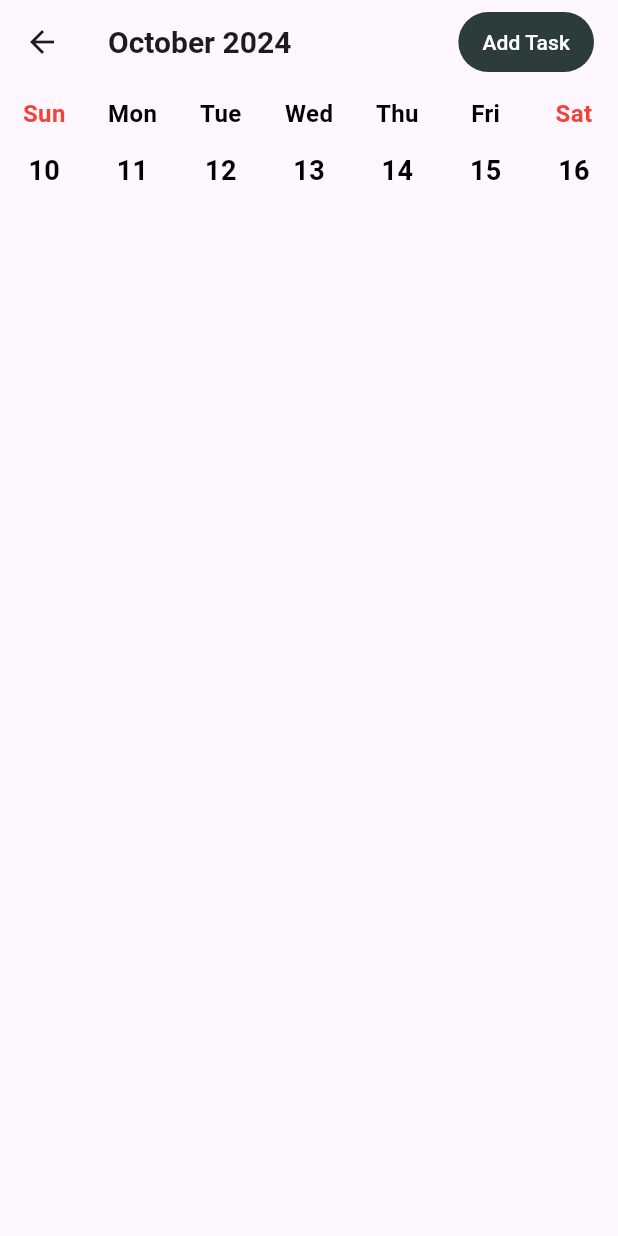
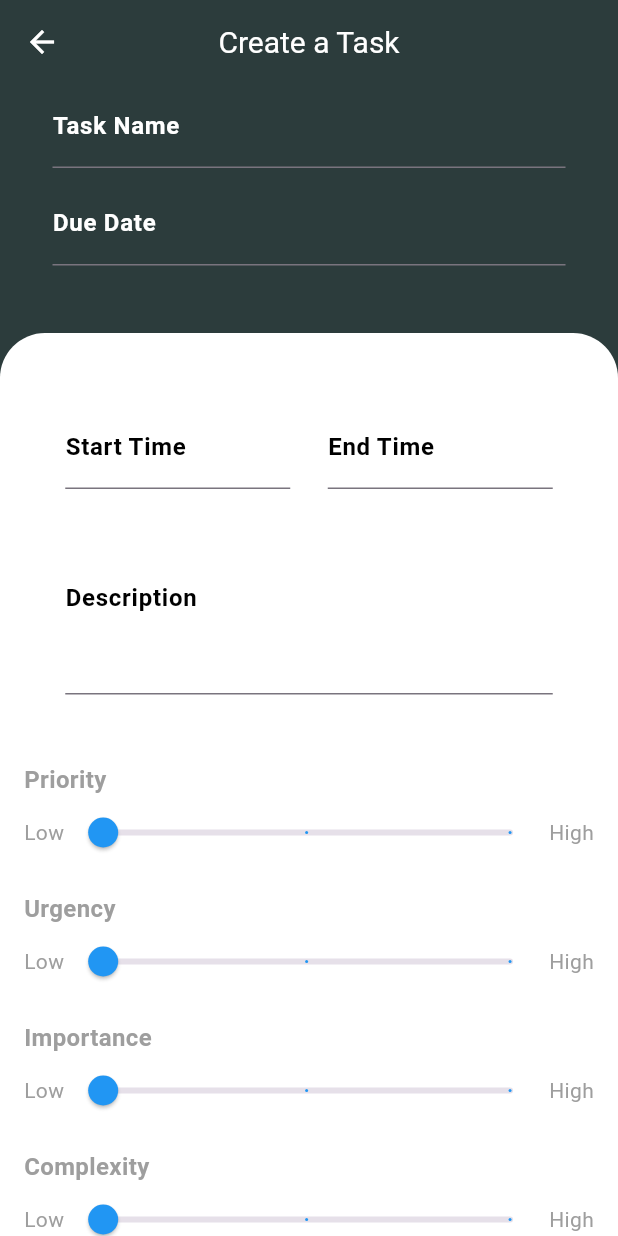
Before and after one commit to p0laris09/mellow, a Flutter app: the TaskManagementScreen screen opened directly, after a tap on "Add Task", on a phone screen of 412 x 824 dp. Run offline on Flutter 3.47's test engine with Material 3 defaults, Android fonts, the phone set to English and light mode, and no system bars; our stand-ins replace cloud_firestore, firebase_auth, firebase_core; accounts and stored records are empty.

Commit message:
Task Creation is done and is now connected to the database

```diff
--- /dev/null
+++ b/lib/screens/TaskCreation/task_creation.dart
@@ -0,0 +1,360 @@
+import 'package:cloud_firestore/cloud_firestore.dart';
+import 'package:firebase_auth/firebase_auth.dart'; // Import FirebaseAuth
+import 'package:flutter/material.dart';
+import 'package:flutter/services.dart';
+import 'package:intl/intl.dart';
+
+class TaskCreationScreen extends StatefulWidget {
+  const TaskCreationScreen({super.key});
+
+  @override
+  State<TaskCreationScreen> createState() => _TaskCreationScreenState();
+}
+
+class _TaskCreationScreenState extends State<TaskCreationScreen> {
+  final TextEditingController _taskNameController = TextEditingController();
+  final TextEditingController _dueDateController = TextEditingController();
+  final TextEditingController _startTimeController = TextEditingController();
+  final TextEditingController _endTimeController = TextEditingController();
+  final TextEditingController _descriptionController = TextEditingController();
+
+  int _descriptionCharCount = 0;
+  double _priority = 1;
+  double _urgency = 1;
+  double _importance = 1;
+  double _complexity = 1;
+
+  @override
+  void initState() {
+    super.initState();
+
+    _descriptionController.addListener(() {
+      setState(() {
+        _descriptionCharCount = _descriptionController.text.length;
+      });
+    });
+  }
+
+  Future<void> _selectDateTime(
+      BuildContext context, TextEditingController controller) async {
+    DateTime? pickedDate = await showDatePicker(
+      context: context,
+      initialDate: DateTime.now(),
+      firstDate: DateTime(2000),
+      lastDate: DateTime(2101),
+    );
+
+    if (pickedDate != null) {
+      TimeOfDay? pickedTime = await showTimePicker(
+        context: context,
+        initialTime: TimeOfDay.now(),
+      );
+
+      if (pickedTime != null) {
+        DateTime combinedDateTime = DateTime(
+          pickedDate.year,
+          pickedDate.month,
+          pickedDate.day,
+          pickedTime.hour,
+          pickedTime.minute,
+        );
+
+        String formattedDateTime =
+            DateFormat('yyyy-MM-dd HH:mm').format(combinedDateTime);
+        controller.text = formattedDateTime;
+      }
+    }
+  }
+
+  Future<void> _createTaskInFirestore() async {
+    String taskName = _taskNameController.text;
+    String dueDate = _dueDateController.text;
+    String startTime = _startTimeController.text;
+    String endTime = _endTimeController.text;
+    String description = _descriptionController.text;
+
+    // Get the current user's ID
+    String? userId = FirebaseAuth.instance.currentUser?.uid;
+
+    // Add to Firestore if fields are valid
+    if (taskName.isNotEmpty &&
+        dueDate.isNotEmpty &&
+        startTime.isNotEmpty &&
+        endTime.isNotEmpty &&
+        userId != null) {
+      // Ensure userId is not null
+      CollectionReference tasks =
+          FirebaseFirestore.instance.collection('tasks');
+
+      try {
+        await tasks.add({
+          'taskName': taskName,
+          'dueDate': dueDate,
+          'startTime': startTime,
+          'endTime': endTime,
+          'description': description,
+          'priority': _priority,
+          'urgency': _urgency,
+          'importance': _importance,
+          'complexity': _complexity,
+          'createdAt': Timestamp.now(), // Firestore timestamp
+          'userId': userId, // Add userId to the task document
+        });
+
+        // Show success message
+        ScaffoldMessenger.of(context).showSnackBar(
+          const SnackBar(content: Text('Task created successfully!')),
+        );
+
+        // Navigate back to Task Management page after creation
+        Navigator.pop(context);
+      } catch (e) {
+        // Handle error
+        ScaffoldMessenger.of(context).showSnackBar(
+          const SnackBar(content: Text('Failed to create task.')),
+        );
+      }
+    } else {
+      ScaffoldMessenger.of(context).showSnackBar(
+        const SnackBar(content: Text('Please fill all required fields.')),
+      );
+    }
+  }
+
+  Widget _buildSlider(
+      String label, double value, ValueChanged<double> onChanged) {
+    return Column(
+      crossAxisAlignment: CrossAxisAlignment.start,
+      children: [
+        Text(
+          label,
+          style: const TextStyle(fontWeight: FontWeight.bold, fontSize: 16),
+        ),
+        Row(
+          mainAxisAlignment: MainAxisAlignment.spaceBetween,
+          children: [
+            const Text("Low"),
+            Expanded(
+              child: Slider(
+                value: value,
+                min: 1,
+                max: 3,
+                divisions: 2,
+                onChanged: onChanged,
+                activeColor: Colors.blue,
+                label: value == 1
+                    ? 'Low'
+                    : value == 2
+                        ? 'Mid'
+                        : 'High',
+              ),
+            ),
+            const Text("High"),
+          ],
+        ),
+      ],
+    );
+  }
+
+  @override
+  Widget build(BuildContext context) {
+    return Scaffold(
+      backgroundColor: const Color(0xFF2C3C3C),
+      appBar: AppBar(
+        backgroundColor: const Color(0xFF2C3C3C),
+        elevation: 0,
+        leading: IconButton(
+          icon: const Icon(Icons.arrow_back, color: Colors.white),
+          onPressed: () {
+            Navigator.pop(context);
+          },
+        ),
+        title: const Text(
+          'Create a Task',
+          style: TextStyle(
+            color: Colors.white,
+            fontSize: 20,
+          ),
+        ),
+        centerTitle: true,
+      ),
+      body: SingleChildScrollView(
+        child: Column(
+          crossAxisAlignment: CrossAxisAlignment.stretch,
+          children: [
+            Padding(
+              padding: const EdgeInsets.symmetric(horizontal: 35),
+              child: Column(
+                crossAxisAlignment: CrossAxisAlignment.stretch,
+                children: [
+                  SizedBox(
+                    width: 300,
+                    child: TextField(
+                      controller: _taskNameController,
+                      style: const TextStyle(color: Colors.white),
+                      decoration: const InputDecoration(
+                        labelText: "Task Name",
+                        labelStyle: TextStyle(
+                          color: Colors.white,
+                          fontWeight: FontWeight.bold,
+                        ),
+                        border: UnderlineInputBorder(),
+                      ),
+                    ),
+                  ),
+                  const SizedBox(height: 9),
+                  SizedBox(
+                    width: 300,
+                    child: TextField(
+                      controller: _dueDateController,
+                      readOnly: true,
+                      style: const TextStyle(color: Colors.white),
+                      decoration: const InputDecoration(
+                        labelText: "Due Date",
+                        labelStyle: TextStyle(
+                          color: Colors.white,
+                          fontWeight: FontWeight.bold,
+                        ),
+                        border: UnderlineInputBorder(),
+                      ),
+                      onTap: () {
+                        _selectDateTime(context, _dueDateController);
+                      },
+                    ),
+                  ),
+                ],
+              ),
+            ),
+            const SizedBox(height: 45),
+            SizedBox(
+              height: 722,
+              child: Container(
+                padding:
+                    const EdgeInsets.symmetric(vertical: 32, horizontal: 16),
+                decoration: const BoxDecoration(
+                  color: Colors.white,
+                  borderRadius: BorderRadius.only(
+                    topLeft: Radius.circular(30),
+                    topRight: Radius.circular(30),
+                  ),
+                ),
+                child: Column(
+                  children: [
+                    const SizedBox(height: 16),
+                    Row(
+                      mainAxisAlignment: MainAxisAlignment.center,
+                      children: [
+                        SizedBox(
+                          width: 150,
+                          child: TextField(
+                            controller: _startTimeController,
+                            readOnly: true,
+                            style: const TextStyle(color: Colors.black),
+                            decoration: const InputDecoration(
+                              labelText: "Start Time",
+                              labelStyle: TextStyle(
+                                color: Colors.black,
+                                fontWeight: FontWeight.bold,
+                              ),
+                              border: UnderlineInputBorder(),
+                            ),
+                            onTap: () {
+                              _selectDateTime(context, _startTimeController);
+                            },
+                          ),
+                        ),
+                        const SizedBox(width: 25),
+                        SizedBox(
+                          width: 150,
+                          child: TextField(
+                            controller: _endTimeController,
+                            readOnly: true,
+                            style: const TextStyle(color: Colors.black),
+                            decoration: const InputDecoration(
+                              labelText: "End Time",
+                              labelStyle: TextStyle(
+                                color: Colors.black,
+                                fontWeight: FontWeight.bold,
+                              ),
+                              border: UnderlineInputBorder(),
+                            ),
+                            onTap: () {
+                              _selectDateTime(context, _endTimeController);
+                            },
+                          ),
+                        ),
+                      ],
+                    ),
+                    const SizedBox(height: 9),
+                    SizedBox(
+                      width: 325,
+                      child: TextField(
+                        controller: _descriptionController,
+                        style: const TextStyle(color: Colors.black),
+                        maxLines: 4,
+                        inputFormatters: [
+                          LengthLimitingTextInputFormatter(250)
+                        ],
+                        decoration: InputDecoration(
+                          labelText: "Description",
+                          labelStyle: const TextStyle(
+                            color: Colors.black,
+                            fontWeight: FontWeight.bold,
+                          ),
+                          border: const UnderlineInputBorder(),
+                          suffixText: "$_descriptionCharCount/250",
+                        ),
+                      ),
+                    ),
+                    const SizedBox(height: 45),
+                    _buildSlider("Priority", _priority, (value) {
+                      setState(() {
+                        _priority = value;
+                      });
+                    }),
+                    const SizedBox(height: 15),
+                    _buildSlider("Urgency", _urgency, (value) {
+                      setState(() {
+                        _urgency = value;
+                      });
+                    }),
+                    const SizedBox(height: 15),
+                    _buildSlider("Importance", _importance, (value) {
+                      setState(() {
+                        _importance = value;
+                      });
+                    }),
+                    const SizedBox(height: 15),
+                    _buildSlider("Complexity", _complexity, (value) {
+                      setState(() {
+                        _complexity = value;
+                      });
+                    }),
+                    const SizedBox(height: 25),
+                    ElevatedButton(
+                      onPressed: _createTaskInFirestore,
+                      style: ElevatedButton.styleFrom(
+                        padding: const EdgeInsets.all(12),
+                        backgroundColor: const Color(0xFF1B8B60),
+                        shape: RoundedRectangleBorder(
+                          borderRadius: BorderRadius.circular(8),
+                        ),
+                      ),
+                      child: const Text(
+                        'Create Task',
+                        style: TextStyle(
+                          color: Colors.white,
+                          fontSize: 18,
+                        ),
+                      ),
+                    ),
+                  ],
+                ),
+              ),
+            ),
+          ],
+        ),
+      ),
+    );
+  }
+}
--- a/lib/screens/TaskManagement/task_management.dart
+++ b/lib/screens/TaskManagement/task_management.dart
@@ -1,6 +1,7 @@
 import 'package:flutter/cupertino.dart';
 import 'package:flutter/material.dart';
 import 'package:intl/intl.dart';
+import 'package:mellow/screens/TaskCreation/task_creation.dart';
 
 class TaskManagementScreen extends StatefulWidget {
   @override
@@ -196,7 +197,15 @@ class _TaskManagementScreenState extends State<TaskManagementScreen> {
                 padding:
                     const EdgeInsets.symmetric(horizontal: 16.0, vertical: 8.0),
               ),
-              onPressed: () {}, // Functionality to add task
+              onPressed: () {
+                // Navigate to task creation screen
+                Navigator.push(
+                  context,
+                  MaterialPageRoute(
+                      builder: (context) =>
+                          TaskCreationScreen()), // Replace with your TaskCreationScreen widget
+                );
+              },
               child: const Text(
                 "Add Task",
                 style: TextStyle(color: Colors.white),
```
